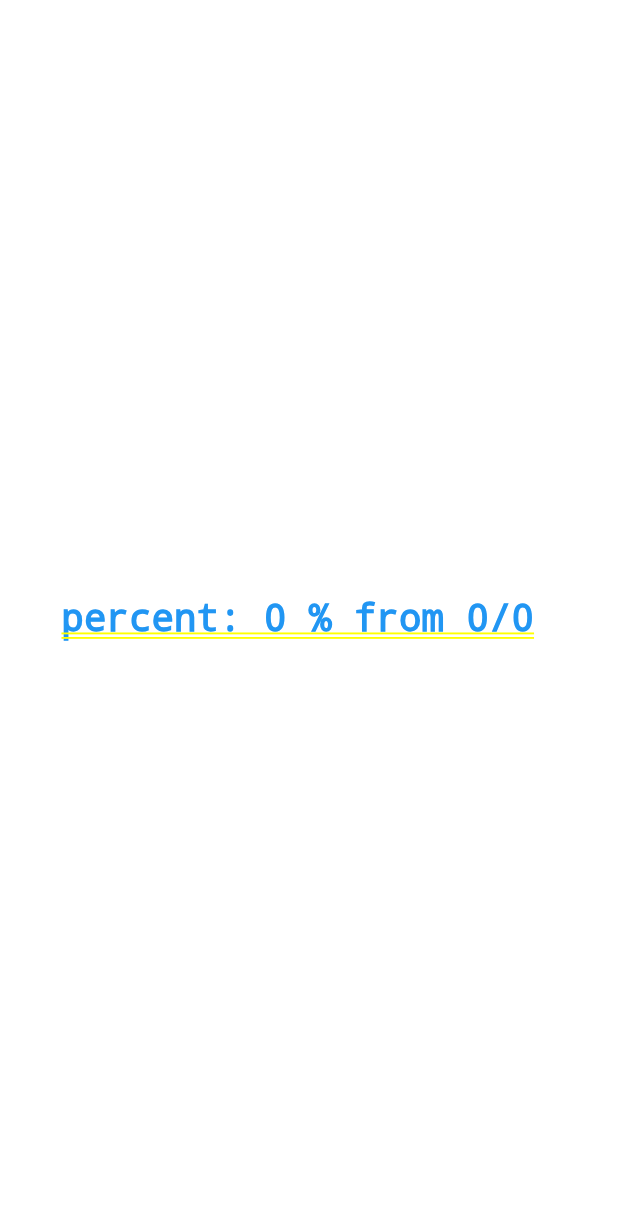
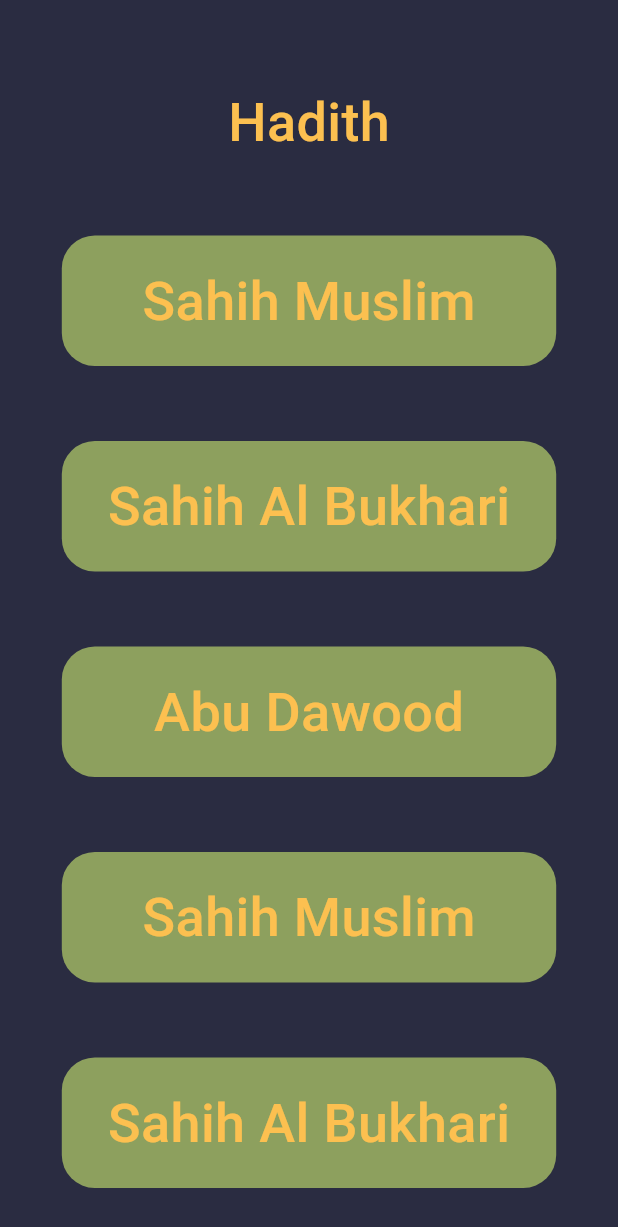
Before and after one commit to osamaaabdalmalik/elresala, a Flutter app: the screen it shows after launch, on a phone screen of 412 x 824 dp. Shown: the top 1227 px of the screen. Run offline on Flutter 3.47's test engine with Material 3 defaults, Android fonts, the phone set to English and light mode, and no system bars; our stand-ins replace dartz, dropdown_button2, firebase_core, firebase_storage, flutter_easyloading, flutter_inset_box_shadow and 9 more; accounts and stored records are empty.

Commit message:
hadith UI and edit appbar DirectionAware for rotate icon on 90 yard

```diff
--- a/lib/core/constants/app_assets.dart
+++ b/lib/core/constants/app_assets.dart
@@ -8,11 +8,14 @@ abstract class AppAssets {
   // SVG
   static const String rootSVG = "assets/svg";
 
+  static const String imageSVG='$rootSVG/images';
   //
   static const String rootSVGIcon = "$rootSVG/icons";
+  //
   static const String profileDefault = "$rootSVG/profile_default.svg";
   static const String categoriesIconSvg = "$rootSVGIcon/categories.svg";
   static const String kBasmalaImage = '$rootImages/basmala.png';
+  static const String kZaghrafaIcon = '$imageSVG/zaghrafa.png';
 
   static const String kCopyIcon = '$rootSVGIcon/copy.svg';
   static const String kEllipseBallProgress = '$rootSVGIcon/Ellipse_ball_progress.svg';
@@ -26,7 +29,6 @@ abstract class AppAssets {
   static const String kEyeViewFillIcon = '$rootSVGIcon/View_fill.svg';
   static const String kStepPalyIcon = '$rootSVGIcon/step_play.svg';
   static const String kBackIcon = '$rootSVGIcon/kBackIcon.svg';
-  static const String kZaghrafaIcon = '$rootSVGIcon/zaghrafa.png';
   static const String kBookmarkFillIcon = '$rootSVGIcon/Bookmark_fill.svg';
   static const String kBookmarkIcon = '$rootSVGIcon/Bookmark.svg';
   static const String kSearchIcon = '$rootSVGIcon/Search.svg';
--- a/lib/core/constants/app_pages_routes.dart
+++ b/lib/core/constants/app_pages_routes.dart
@@ -1,17 +1,36 @@
+import 'package:elresala/features/hadith/hadith_screen.dart';
+import 'package:elresala/features/quran/presentation/screens/quran_view.dart';
 import 'package:get/get.dart';
 import 'package:elresala/features/main/main_bindings.dart';
 import 'package:elresala/features/main/presentation/screens/main_screen.dart';
 
 abstract class AppPagesRoutes {
   // Tabs Screens
-  static const String mainScreen = "/";
+  // static const String mainScreen = "/";
+  static const String hadithScreen = "/";
+
+  // static const String hadithScreen='hadithScreen';
+  // static const String quranScreen='quranScreen';
+
 
   static List<GetPage<dynamic>> appPages = [
+    // GetPage(
+    //   name: mainScreen,
+    //   page: () => const MainScreen(),
+    //   binding: MainBindings(),
+    //   transition: Transition.leftToRight,
+    // ),
     GetPage(
-      name: mainScreen,
-      page: () => const MainScreen(),
+      name:hadithScreen ,
+      page: () => const HadithScreen(),
       binding: MainBindings(),
       transition: Transition.leftToRight,
     ),
+    // GetPage(
+    //   name:quranScreen ,
+    //   page: () => const QuranView(),
+    //   binding: MainBindings(),
+    //   transition: Transition.leftToRight,
+    // ),
   ];
 }
--- a/lib/core/styles/text_styles.dart
+++ b/lib/core/styles/text_styles.dart
@@ -7,14 +7,34 @@ abstract class Styles {
     fontSize: 20,
     fontWeight: FontWeight.bold,
   );
-  static const textStyleAya = TextStyle(
+  static const textStyleHadithNumber = TextStyle(
+    color: AppColors.kGoldenColor,
+    fontSize: 20,
+    fontWeight: FontWeight.bold,
+  );
+  static const textStyle18Godlen = TextStyle(
     color: AppColors.kGoldenColor,
     fontSize: 18,
     fontWeight: FontWeight.bold,
   );
-  static const textStyleAyaLanguage = TextStyle(
+  static const textStyle18Black = TextStyle(
     color: AppColors.kBlackColor,
     fontSize: 18,
     fontWeight: FontWeight.bold,
   );
+  static const textStyle18White = TextStyle(
+    color: AppColors.kWhiteColor,
+    fontSize: 18,
+    fontWeight: FontWeight.bold,
+  );
+  static const textStyle36 = TextStyle(
+    color: AppColors.kGoldenColor,
+    fontSize: 36,
+    fontWeight: FontWeight.w500,
+  );
+  static const textStyle22 = TextStyle(
+    color: AppColors.kGoldenColor,
+    fontSize: 22,
+    fontWeight: FontWeight.w500,
+  );
 }
--- /dev/null
+++ b/lib/features/hadith/hadith_screen.dart
@@ -0,0 +1,100 @@
+import 'package:elresala/core/constants/app_colors.dart';
+import 'package:elresala/core/styles/text_styles.dart';
+import 'package:elresala/core/utils/components/appbar/build_sliver_appbar.dart';
+import 'package:elresala/features/hadith/hadith_book_screen.dart';
+import 'package:flutter/material.dart';
+import 'package:get/get.dart';
+
+class HadithScreen extends StatelessWidget {
+  const HadithScreen({super.key});
+
+  @override
+  Widget build(BuildContext context) {
+    return Scaffold(
+      backgroundColor: AppColors.kPrimaryColor,
+      body: CustomScrollView(
+        slivers: [
+          const SliverAppBarWidget(
+            isSearch: false,
+          ),
+          SliverToBoxAdapter(
+            child: SingleChildScrollView(
+              child: Column(
+                children: [
+                  const Align(
+                    alignment: Alignment.center,
+                    child: Text(
+                      'Hadith',
+                      style: Styles.textStyle36,
+                    ),
+                  ),
+                  HadithSectionWidget(
+                    hadithBookName: 'Sahih Muslim',
+                    onTap: navigateToHadith,
+                  ),
+                  HadithSectionWidget(
+                    hadithBookName: 'Sahih Al Bukhari',
+                    onTap: navigateToHadith,
+                  ),
+                  HadithSectionWidget(
+                    hadithBookName: 'Abu Dawood',
+                    onTap: navigateToHadith,
+                  ),
+                  HadithSectionWidget(
+                    hadithBookName: 'Sahih Muslim',
+                    onTap: navigateToHadith,
+                  ),
+                  HadithSectionWidget(
+                    hadithBookName: 'Sahih Al Bukhari',
+                    onTap: navigateToHadith,
+                  ),
+                  HadithSectionWidget(
+                    hadithBookName: 'Abu Dawood',
+                    onTap: navigateToHadith,
+                  ),
+                ],
+              ),
+            ),
+          ),
+        ],
+      ),
+    );
+  }
+
+  void navigateToHadith() {
+    Get.to(const HadithBookScreen());
+  }
+}
+
+class HadithSectionWidget extends StatelessWidget {
+  const HadithSectionWidget({
+    super.key,
+    required this.hadithBookName,
+    required this.onTap,
+  });
+  final String hadithBookName;
+  final VoidCallback onTap;
+  @override
+  Widget build(BuildContext context) {
+    return GestureDetector(
+      onTap: onTap,
+      child: SizedBox(
+        width: MediaQuery.of(context).size.width * .8,
+        child: Container(
+          padding: const EdgeInsets.symmetric(horizontal: 30, vertical: 18),
+          margin: const EdgeInsets.only(top: 50),
+          decoration: BoxDecoration(
+            color: AppColors.kGreenColor,
+            borderRadius: BorderRadius.circular(22),
+          ),
+          child: Center(
+            child: Text(
+              hadithBookName,
+              style: Styles.textStyle36,
+            ),
+          ),
+        ),
+      ),
+    );
+  }
+}
--- a/lib/features/quran/presentation/widgets/aya_language_container.dart
+++ b/lib/features/quran/presentation/widgets/aya_language_container.dart
@@ -5,6 +5,7 @@ import 'package:flutter_svg/flutter_svg.dart';
 
 import 'package:elresala/core/constants/app_colors.dart';
 import 'package:elresala/core/constants/app_assets.dart';
+
 class AyaLanguageContainer extends StatelessWidget {
   const AyaLanguageContainer({super.key});
 
@@ -22,14 +23,14 @@ class AyaLanguageContainer extends StatelessWidget {
               BoxConstraints(maxWidth: MediaQuery.sizeOf(context).width - 50),
           child: AyaText(
               aya: ayaEnglish,
-              ayaStyle: Styles.textStyleAyaLanguage,
+              ayaStyle: Styles.textStyle18Black,
               ayaNumber: ayaNumber,
               textDirection: TextDirection.ltr,
               ayaNumberStyle: Styles.textStyleQuranPageNumber
                   .copyWith(color: AppColors.kGreenColor)),
         ),
         SvgPicture.asset(
-         AppAssets.kCopyIcon ,
+          AppAssets.kCopyIcon,
         ),
       ],
     );
--- a/lib/features/quran/presentation/widgets/aya_text.dart
+++ b/lib/features/quran/presentation/widgets/aya_text.dart
@@ -7,14 +7,14 @@ class AyaText extends StatelessWidget {
     required this.aya,
     required this.ayaNumber,
     this.textDirection = TextDirection.rtl,
-     this.ayaStyle=Styles.textStyleAya,
-     this.ayaNumberStyle=Styles.textStyleQuranPageNumber,
+    this.ayaStyle = Styles.textStyle18Godlen,
+    this.ayaNumberStyle = Styles.textStyleQuranPageNumber,
   });
 
   final String aya;
   final int ayaNumber;
   final TextDirection textDirection;
-  final TextStyle ayaStyle ;
+  final TextStyle ayaStyle;
   final TextStyle ayaNumberStyle;
 
   @override
```
Also changed, not shown: lib/core/utils/components/appbar/build_sliver_appbar.dart (+17 -3 lines), lib/core/utils/components/appbar/direction_aware.dart (added, +23 -0 lines), lib/features/hadith/hadith_book_screen.dart (added, +93 -0 lines), lib/features/hadith/widgets/hadith_item.dart (added, +27 -0 lines), lib/features/hadith/widgets/hadith_number_widget.dart (added, +25 -0 lines), lib/features/hadith/widgets/hadith_section_name.dart (added, +30 -0 lines), lib/features/hadith/widgets/hadith_settings_icons_row_widget.dart (added, +38 -0 lines).
